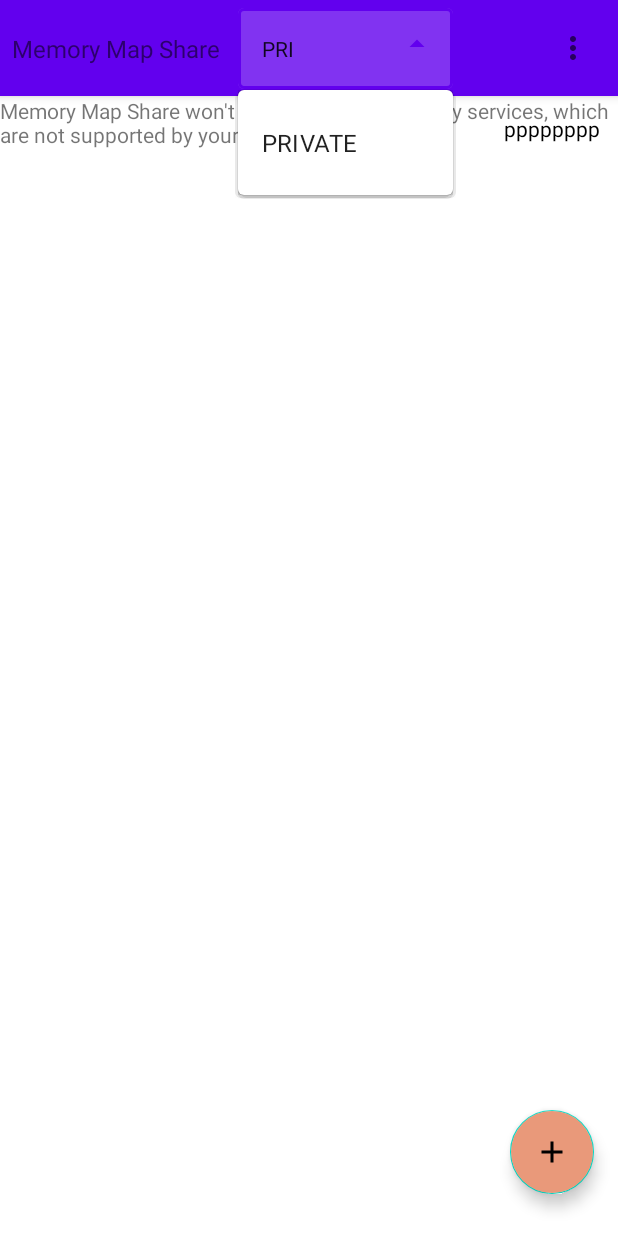
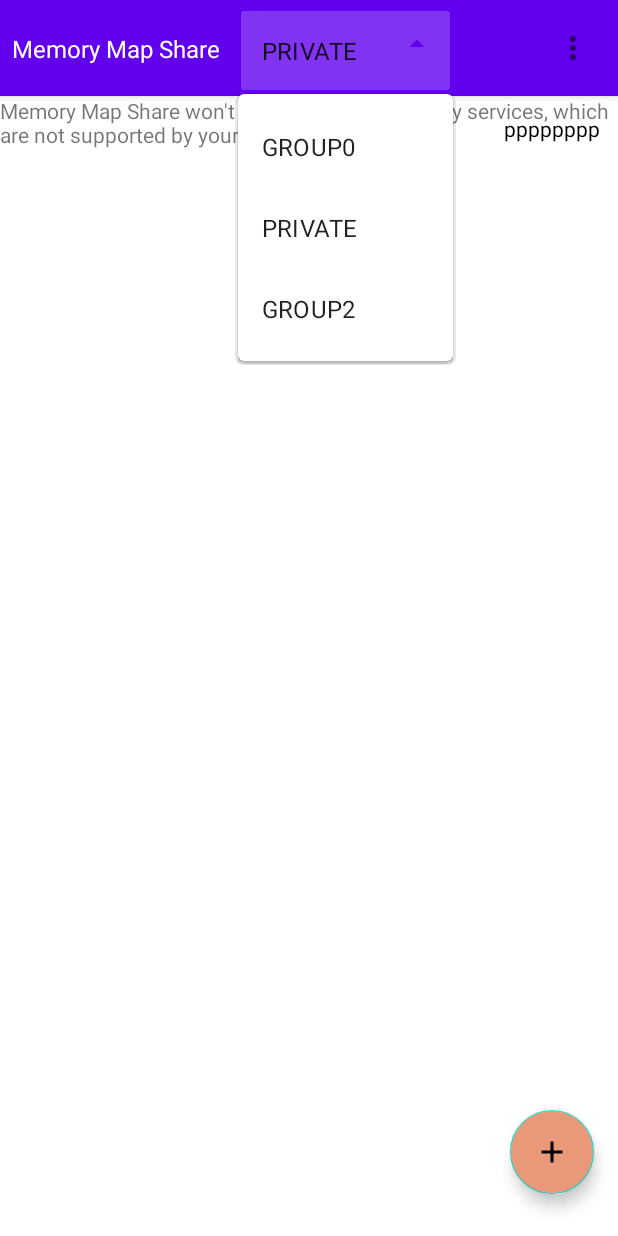
Before and after one commit to Kaz-furniture/memory_map_share, an Android app: the screen it shows after launch (MapsActivity), after a tap on an icon or button, on a phone screen of 412 x 824 dp. Run offline under Robolectric (Android 15) with nearby library versions, the phone set to English and light mode, and no system bars; our stand-ins replace Firebase (no records; nobody signed in at launch, a user with empty details on screens opened directly), Timber, data binding; libraries missing offline, so code that uses them is left out: com.afollestad.materialdialogs.

Commit message:
210319.2

```diff
--- a/app/src/main/java/com/kaz_furniture/memoryMapShare/activity/MapsActivity.kt
+++ b/app/src/main/java/com/kaz_furniture/memoryMapShare/activity/MapsActivity.kt
@@ -51,11 +51,11 @@ class MapsActivity : BaseActivity(), OnMapReadyCallback {
         mapFragment.getMapAsync(this)
         fusedLocationClient = LocationServices.getFusedLocationProviderClient(this)
 
-        val menuItems = listOf<String>("PRIVATE", "GROUP")
+        val menuItems = listOf<String>("GROUP0", "PRIVATE", "GROUP2")
         val adapter = ArrayAdapter(this, R.layout.dropdown_menu_group, menuItems)
         binding.outlinedExposedDropdown.apply {
             setAdapter(adapter)
-            setText("PRI")
+            setText(getString(R.string.privateText), false)
         }
 
         binding.fab.setOnClickListener {
--- a/app/src/main/res/layout/activity_maps.xml
+++ b/app/src/main/res/layout/activity_maps.xml
@@ -20,24 +20,13 @@
                     android:layout_width="wrap_content"
                     android:layout_height="wrap_content"
                     android:id="@+id/app_title"
+                    android:textColor="@color/white"
                     android:textSize="16sp"
                     android:layout_marginStart="8dp"
                     android:text="@string/app_name"
                     app:layout_constraintStart_toStartOf="parent"
                     app:layout_constraintTop_toTopOf="parent"
                     app:layout_constraintBottom_toBottomOf="parent"/>
-
-<!--                <Button-->
-<!--                    android:layout_width="wrap_content"-->
-<!--                    android:layout_height="wrap_content"-->
-<!--                    android:id="@+id/group_select_button"-->
-<!--                    android:text="@string/group_private"-->
-<!--                    android:backgroundTint="@color/white"-->
-<!--                    android:textColor="@color/black"-->
-<!--                    android:layout_marginStart="12dp"-->
-<!--                    app:layout_constraintStart_toEndOf="@id/app_title"-->
-<!--                    app:layout_constraintTop_toTopOf="parent"-->
-<!--                    app:layout_constraintBottom_toBottomOf="parent"/>-->
 
                 <com.google.android.material.textfield.TextInputLayout
                     android:id="@+id/outlined_exposed_dropdown_container"
@@ -51,7 +40,6 @@
                     <AutoCompleteTextView
                         android:id="@+id/outlined_exposed_dropdown"
                         android:editable="false"
-                        android:textSize="14sp"
                         android:layout_width="wrap_content"
                         android:layout_height="wrap_content" />
                 </com.google.android.material.textfield.TextInputLayout>
--- a/app/src/main/res/values/strings.xml
+++ b/app/src/main/res/values/strings.xml
@@ -36,4 +36,5 @@
     <string name="locationName">場所の名前</string>
     <string name="markerEmpty">NO MARKER</string>
     <string name="userIdDisplay">ID : %1$s</string>
+    <string name="privateText">PRIVATE</string>
 </resources>
```
